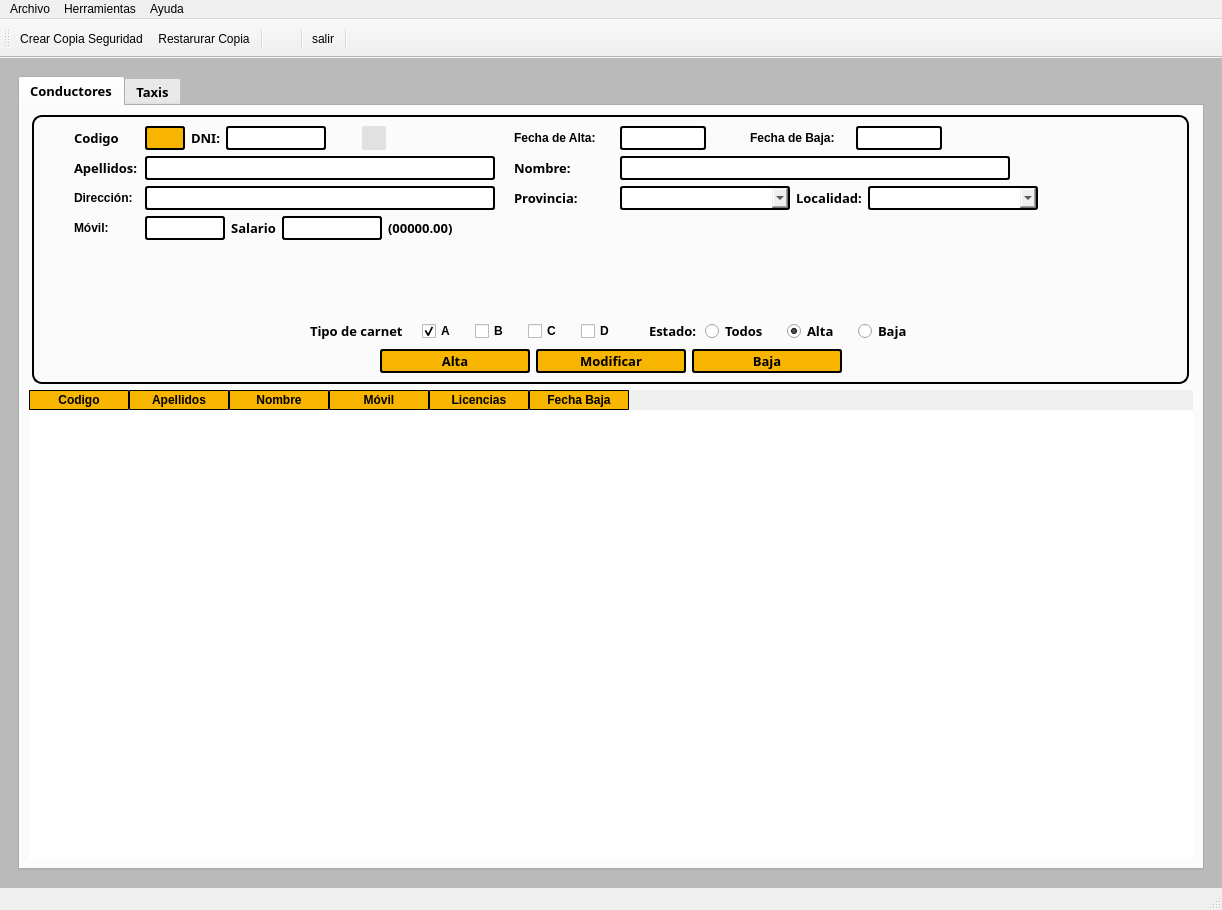
Qt form templates/MainWindow.ui (javierlago/lagoamoedo) before a commit.
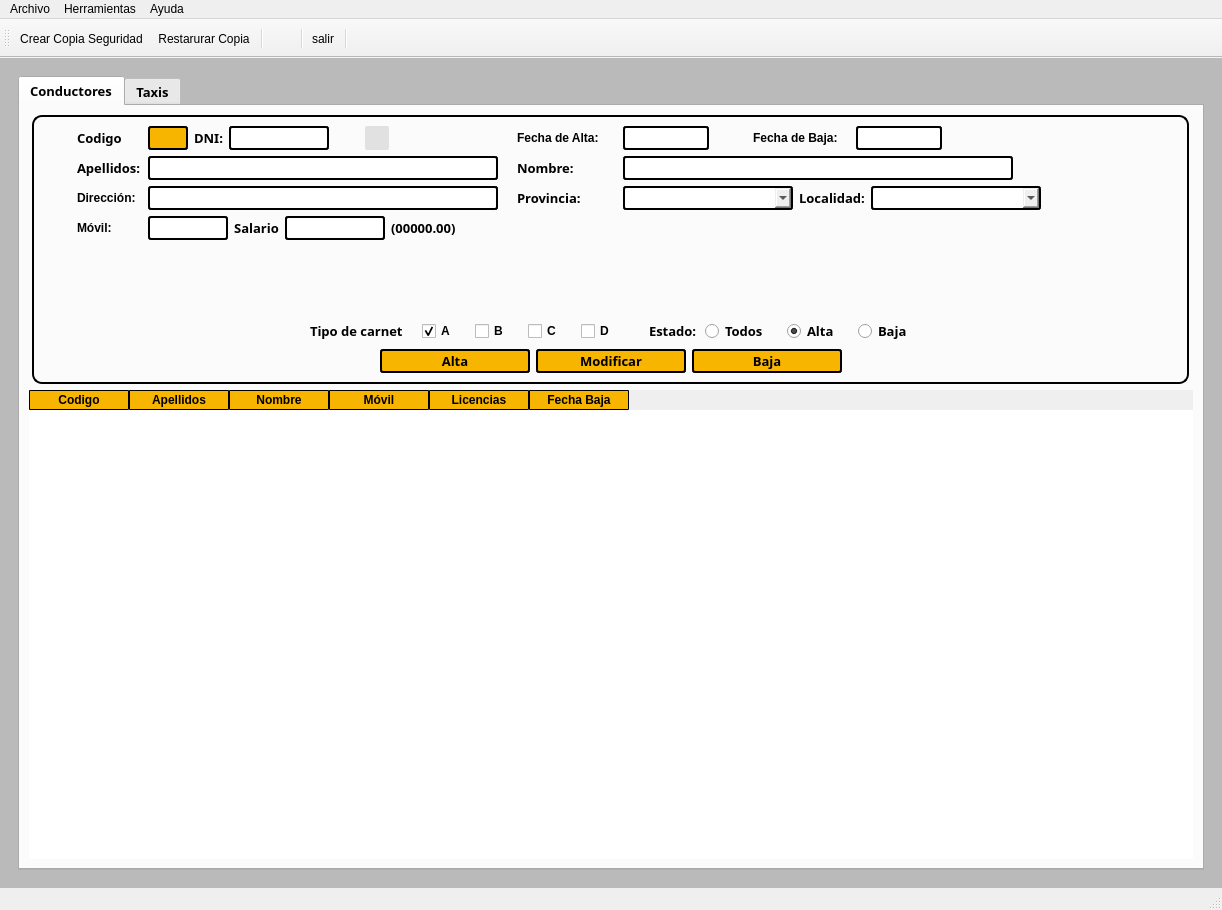
The same form after that commit. Icons and pictures are not drawn.

Commit message: ocultando frames

```diff
--- a/templates/MainWindow.ui
+++ b/templates/MainWindow.ui
@@ -917,7 +917,47 @@
                            </widget>
                           </item>
                           <item>
-                           <layout class="QHBoxLayout" name="LayOutBaja">
+                           <widget class="QFrame" name="frame">
+                            <property name="sizePolicy">
+                             <sizepolicy hsizetype="Fixed" vsizetype="Minimum">
+                              <horstretch>0</horstretch>
+                              <verstretch>0</verstretch>
+                             </sizepolicy>
+                            </property>
+                            <property name="minimumSize">
+                             <size>
+                              <width>0</width>
+                              <height>24</height>
+                             </size>
+                            </property>
+                            <property name="maximumSize">
+                             <size>
+                              <width>16777212</width>
+                              <height>24</height>
+                             </size>
+                            </property>
+                            <property name="frameShape">
+                             <enum>QFrame::NoFrame</enum>
+                            </property>
+                            <property name="frameShadow">
+                             <enum>QFrame::Raised</enum>
+                            </property>
+                            <layout class="QHBoxLayout" name="horizontalLayout_11">
+                             <property name="spacing">
+                              <number>3</number>
+                             </property>
+                             <property name="leftMargin">
+                              <number>0</number>
+                             </property>
+                             <property name="topMargin">
+                              <number>0</number>
+                             </property>
+                             <property name="rightMargin">
+                              <number>0</number>
+                             </property>
+                             <property name="bottomMargin">
+                              <number>0</number>
+                             </property>
                             <item>
                              <widget class="QLabel" name="tltDateBaja">
                               <property name="sizePolicy">
@@ -988,6 +1028,18 @@
                                 <verstretch>0</verstretch>
                                </sizepolicy>
                               </property>
+                               <property name="minimumSize">
+                                <size>
+                                 <width>0</width>
+                                 <height>24</height>
+                                </size>
+                               </property>
+                               <property name="maximumSize">
+                                <size>
+                                 <width>16777215</width>
+                                 <height>24</height>
+                                </size>
+                               </property>
                               <property name="styleSheet">
                                <string notr="true">border-radius:2px;
 </string>
@@ -1008,6 +1060,7 @@
                              </widget>
                             </item>
                            </layout>
+                           </widget>
                           </item>
                           <item>
                            <spacer name="horizontalSpacer">
```
Lines whose indentation alone changed are shown as unchanged. The commit also changes 14 other files.
